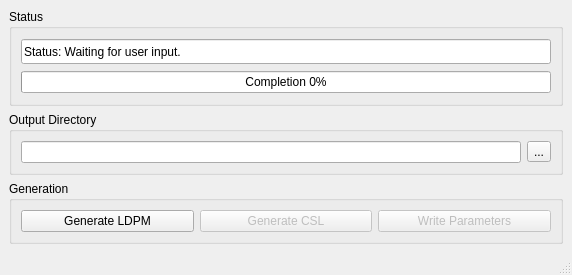
Above: freecad/chronoWorkbench/gui/ui/LDPM_CSL_generation.ui from Concrete-Chrono-Development/chrono-preprocessor before the change. Below: the same form after it.
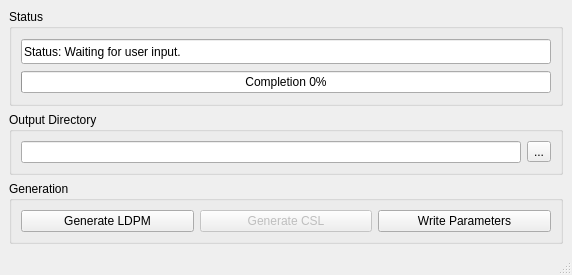
That is the form after the change.

What changed in the file:
```diff
--- a/freecad/chronoWorkbench/gui/ui/LDPM_CSL_generation.ui
+++ b/freecad/chronoWorkbench/gui/ui/LDPM_CSL_generation.ui
@@ -154,7 +154,7 @@
          <item row="0" column="2">
           <widget class="QPushButton" name="writePara">
            <property name="enabled">
-            <bool>false</bool>
+            <bool>true</bool>
            </property>
            <property name="sizePolicy">
             <sizepolicy hsizetype="Preferred" vsizetype="Fixed">
```
